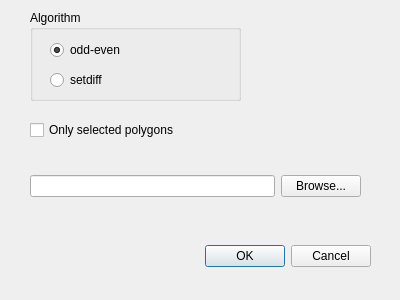
Old version of the form Prepair/ui_prepair.ui in the repository tudelft3d/prepair-qgis.
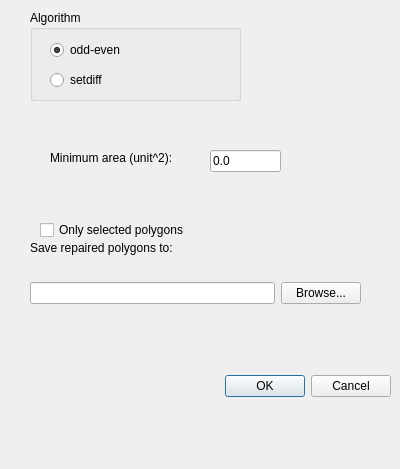
New version of the form.

Commit message: min area added. EMPTY repaired handled.

```diff
--- a/Prepair/ui_prepair.ui
+++ b/Prepair/ui_prepair.ui
@@ -7,7 +7,7 @@
     <x>0</x>
     <y>0</y>
     <width>400</width>
-    <height>300</height>
+    <height>469</height>
    </rect>
   </property>
   <property name="windowTitle">
@@ -16,8 +16,8 @@
   <widget class="QDialogButtonBox" name="buttonBox">
    <property name="geometry">
     <rect>
-     <x>30</x>
-     <y>240</y>
+     <x>50</x>
+     <y>370</y>
      <width>341</width>
      <height>32</height>
     </rect>
@@ -32,8 +32,8 @@
   <widget class="QCheckBox" name="onlySelected">
    <property name="geometry">
     <rect>
-     <x>30</x>
-     <y>120</y>
+     <x>40</x>
+     <y>220</y>
      <width>191</width>
      <height>20</height>
     </rect>
@@ -84,13 +84,13 @@
     </property>
    </widget>
   </widget>
-  <widget class="QWidget" name="">
+  <widget class="QWidget" name="layoutWidget">
    <property name="geometry">
     <rect>
      <x>30</x>
-     <y>170</y>
+     <y>260</y>
      <width>331</width>
-     <height>33</height>
+     <height>67</height>
     </rect>
    </property>
    <layout class="QGridLayout" name="gridLayout">
@@ -113,6 +113,45 @@
     </item>
    </layout>
   </widget>
+  <widget class="QLabel" name="label">
+   <property name="geometry">
+    <rect>
+     <x>30</x>
+     <y>240</y>
+     <width>161</width>
+     <height>16</height>
+    </rect>
+   </property>
+   <property name="text">
+    <string>Save repaired polygons to:</string>
+   </property>
+  </widget>
+  <widget class="QLabel" name="label_2">
+   <property name="geometry">
+    <rect>
+     <x>50</x>
+     <y>150</y>
+     <width>151</width>
+     <height>16</height>
+    </rect>
+   </property>
+   <property name="text">
+    <string>Minimum area (unit^2):</string>
+   </property>
+  </widget>
+  <widget class="QLineEdit" name="minarea">
+   <property name="geometry">
+    <rect>
+     <x>210</x>
+     <y>150</y>
+     <width>71</width>
+     <height>22</height>
+    </rect>
+   </property>
+   <property name="text">
+    <string>0.0</string>
+   </property>
+  </widget>
  </widget>
  <resources/>
  <connections>
```
Left out of the diff: 14 changed lines with no effect on the pictures. The commit also changes 2 other files.
